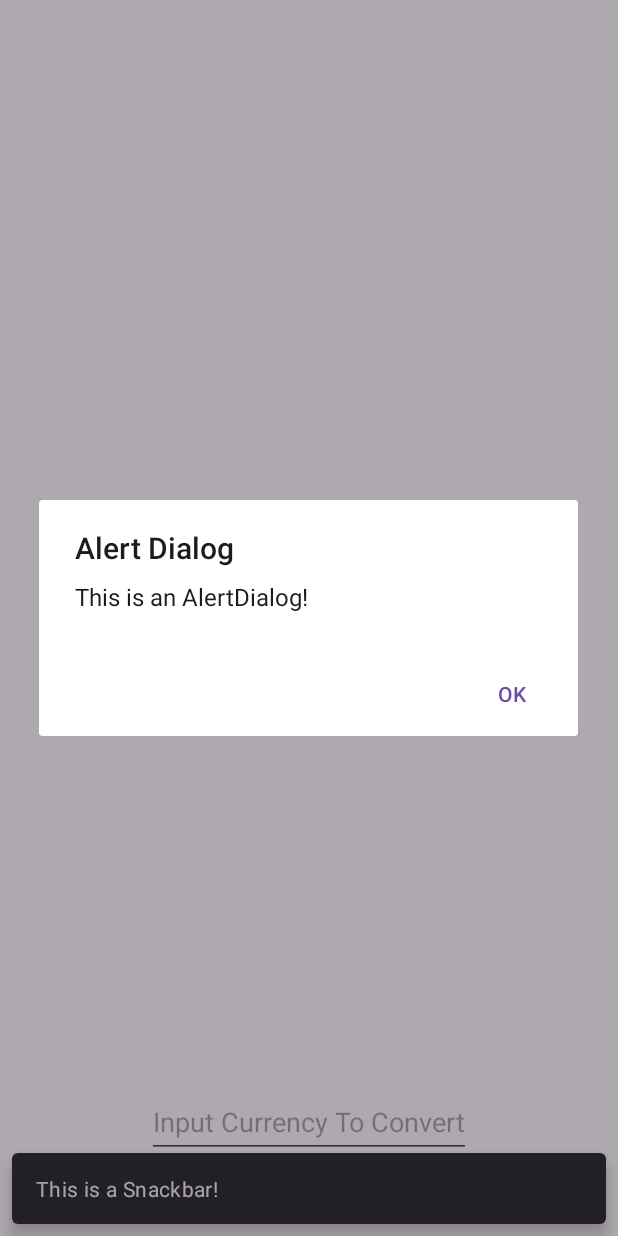
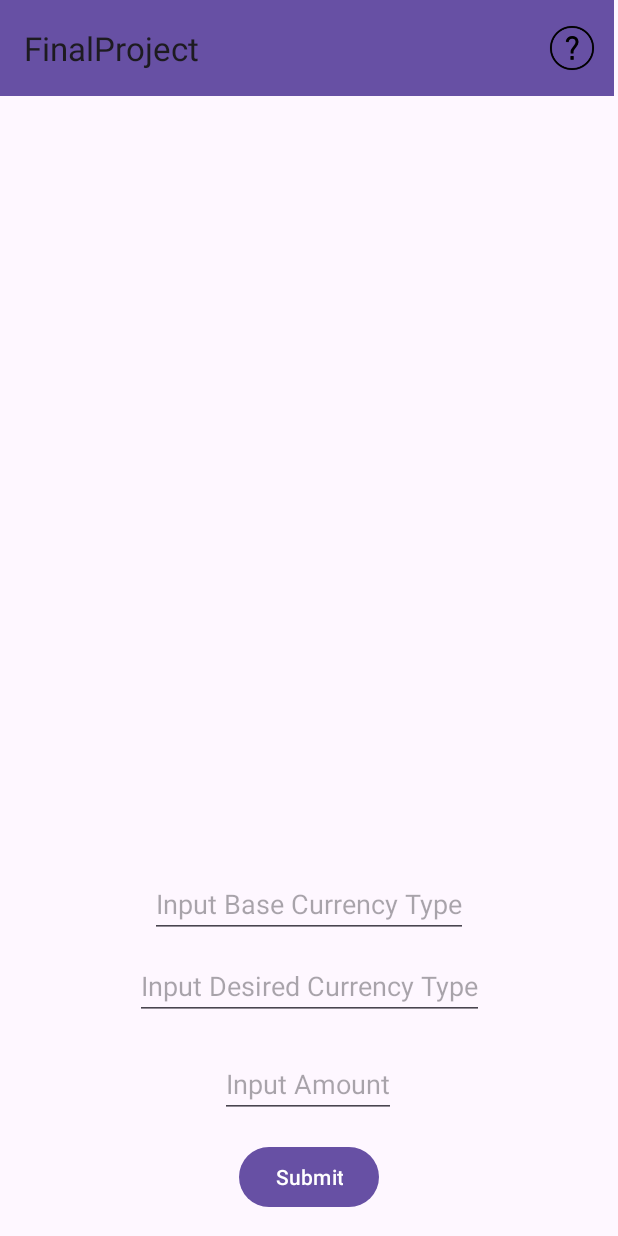
Before and after one commit to JiPooh/FinalProject, an Android app: the CurrencyConverter screen opened directly, with no data from a screen before it, after a tap on "Submit", on a phone screen of 412 x 824 dp. Run offline under Robolectric (Android 15) with nearby library versions, the phone set to English and light mode, and no system bars; our stand-ins replace Volley; network calls fail.

Commit message:
Week9 done

```diff
--- a/app/build.gradle
+++ b/app/build.gradle
@@ -35,6 +35,7 @@ android {
 
 dependencies {
 
+    implementation 'com.android.volley:volley:1.2.1'
     implementation 'androidx.appcompat:appcompat:1.6.1'
     implementation 'com.google.android.material:material:1.9.0'
     implementation 'androidx.constraintlayout:constraintlayout:2.1.4'
--- a/app/src/main/AndroidManifest.xml
+++ b/app/src/main/AndroidManifest.xml
@@ -1,7 +1,7 @@
 <?xml version="1.0" encoding="utf-8"?>
 <manifest xmlns:android="http://schemas.android.com/apk/res/android"
     xmlns:tools="http://schemas.android.com/tools">
-
+    <uses-permission android:name="android.permission.INTERNET"/>
     <application
         android:allowBackup="true"
         android:dataExtractionRules="@xml/data_extraction_rules"
--- a/app/src/main/java/algonquin/cst2335/finalproject/CurrencyConverter.java
+++ b/app/src/main/java/algonquin/cst2335/finalproject/CurrencyConverter.java
@@ -3,37 +3,81 @@ package algonquin.cst2335.finalproject;
 import androidx.annotation.NonNull;
 import androidx.appcompat.app.AlertDialog;
 import androidx.appcompat.app.AppCompatActivity;
+import androidx.appcompat.view.menu.MenuView;
 import androidx.recyclerview.widget.RecyclerView;
 
-import android.content.Context;
 import android.content.SharedPreferences;
 import android.os.Bundle;
+import android.view.Menu;
+import android.view.MenuItem;
 import android.view.View;
 import android.view.ViewGroup;
 import android.widget.Button;
 import android.widget.EditText;
+import android.widget.TextView;
 import android.widget.Toast;
 
+import com.android.volley.Request;
+import com.android.volley.RequestQueue;
+import com.android.volley.Response;
+import com.android.volley.toolbox.JsonObjectRequest;
+import com.android.volley.toolbox.Volley;
 import com.google.android.material.snackbar.Snackbar;
+
+import org.json.JSONException;
+import org.json.JSONObject;
+
+import java.io.UnsupportedEncodingException;
+import java.net.URLEncoder;
+import java.util.ArrayList;
 
 import algonquin.cst2335.finalproject.databinding.ActivityCurrencyConverterBinding;
 
 public class CurrencyConverter extends AppCompatActivity {
-    private Button toastButton;
-
+    RequestQueue queue = null;
+    private Button submitButton;
     private ActivityCurrencyConverterBinding binding;
     private static final String PREF_NAME = "MyPreferences";
     private static final String KEY_BASE_CURRENCY = "BaseCurrency";
+    private static final String KEY_END_CURRENCY = "EndCurrency";
+    private static final String KEY_AMOUNT = "Amount";
 
+    protected ArrayList<String> conversions =new ArrayList<>();
+    private EditText editTextAmount;
+    private EditText editTextEndCurrency;
     private EditText editTextBaseCurrency;
     private SharedPreferences sharedPreferences;
 
     @Override
+    public boolean onCreateOptionsMenu(Menu menu) {
+        super.onCreateOptionsMenu(menu);
+        getMenuInflater().inflate(R.menu.my_menu, menu);
+        return true;
+    }
+
+    @Override
+    public boolean onOptionsItemSelected(@NonNull MenuItem item) {
+        int id = item.getItemId();
+
+        if (id == R.id.item_1) {
+                helpDialog();
+        }
+
+        return true;
+    }
+    @Override
     protected void onCreate(Bundle savedInstanceState) {
         super.onCreate(savedInstanceState);
 
+
+
+
+        queue = Volley.newRequestQueue(this);
+
         binding = ActivityCurrencyConverterBinding.inflate(getLayoutInflater());
         setContentView(binding.getRoot());
+
+        setSupportActionBar(binding.myToolbar);
 
         binding.currencyRecyclerView.setAdapter(new RecyclerView.Adapter() {
             @NonNull
@@ -44,6 +88,7 @@ public class CurrencyConverter extends AppCompatActivity {
 
             @Override
             public void onBindViewHolder(@NonNull RecyclerView.ViewHolder holder, int position) {
+            String obj = conversions.get(position);
 
             }
 
@@ -52,52 +97,132 @@ public class CurrencyConverter extends AppCompatActivity {
                 return 0;
             }
         });
-        editTextBaseCurrency = findViewById(R.id.currency_editText);
+
+        editTextAmount = findViewById(R.id.amount_editText);
+        editTextEndCurrency = findViewById(R.id.endCurrency_editText);
+        editTextBaseCurrency = findViewById(R.id.baseCurrency_editText);
         sharedPreferences = getSharedPreferences(PREF_NAME, MODE_PRIVATE);
 
         // Load the user's name from Shared Preferences (if available)
         String savedBaseCurrency = sharedPreferences.getString(KEY_BASE_CURRENCY, "");
         editTextBaseCurrency.setText(savedBaseCurrency);
 
-        toastButton = findViewById(R.id.currency_submitButton);
-        toastButton.setOnClickListener(new View.OnClickListener() {
-            @Override
-            public void onClick(View v) {
-                showToast();
-                showAlertDialog();
-                showSnackbar(v);
+        String savedEndCurrency = sharedPreferences.getString(KEY_END_CURRENCY, "");
+        editTextEndCurrency.setText(savedEndCurrency);
+
+        String savedAmount = sharedPreferences.getString(KEY_AMOUNT, "");
+        editTextAmount.setText(savedAmount);
+
+        submitButton = findViewById(R.id.currency_submitButton);
+
+        submitButton.setOnClickListener(clk -> {
+           String base = editTextBaseCurrency.getText().toString();
+           String end = editTextEndCurrency.getText().toString();
+           String amt = editTextAmount.getText().toString();
+
+
+            String stringURL = null;
+            try {
+                stringURL = "https://api.getgeoapi.com/v2/currency/convert?format=json&from="
+                        + URLEncoder.encode(base, "UTF-8")
+                        + "&to="
+                        + URLEncoder.encode(end, "UTF-8")
+                        +"&amount="
+                        + URLEncoder.encode(amt, "UTF-8")
+                        + "&api_key=0372d94f591a92da01254d9f6f4b013fa24b313a&format=json";
+            } catch (UnsupportedEncodingException e) {
+                throw new RuntimeException(e);
             }
+            JsonObjectRequest request = new JsonObjectRequest(Request.Method.GET, stringURL, null,
+                    (response) -> {
+
+                        try {
+                            String updatedDate = response.getString("updated_date");
+                        } catch (JSONException e) {
+                            throw new RuntimeException(e);
+                        }
+
+                        JSONObject ratesObject = null;
+
+                        try {
+                            ratesObject = response.getJSONObject("rates");
+                        } catch (JSONException e) {
+                            throw new RuntimeException(e);
+                        }
+                        String currencyCode = ratesObject.keys().next();
+
+                        JSONObject currencyData = null;
+                        try {
+                            currencyData = ratesObject.getJSONObject(currencyCode);
+                        } catch (JSONException e) {
+                            throw new RuntimeException(e);
+                        }
+                        try {
+                            String currencyName = currencyData.getString("currency_name");
+                        } catch (JSONException e) {
+                            throw new RuntimeException(e);
+                        }
+                        try {
+                            String rate = currencyData.getString("rate");
+                        } catch (JSONException e) {
+                            throw new RuntimeException(e);
+                        }
+
+                        String rateForAmount = null;
+                        try {
+                            rateForAmount = currencyData.getString("rate_for_amount");
+                            String finalRateForAmount = rateForAmount;
+                            runOnUiThread( (  )  -> {
+                                binding.resultTextView.setText("The resulting currency is:" + finalRateForAmount);
+                                binding.resultTextView.setVisibility(View.VISIBLE);
+                            });
+                        } catch (JSONException e) {
+                            throw new RuntimeException(e);
+                        }
+
+
+
+                    }, (error) -> { });
+            queue.add(request);
+
+
+//                Toast.makeText(this, "This is a Toast message!", Toast.LENGTH_SHORT).show();
+//                Snackbar.make(binding.getRoot(), "This is a Snackbar!", Snackbar.LENGTH_SHORT).show();
+//                AlertDialog.Builder builder = new AlertDialog.Builder(this);
+//                    builder.setTitle("Alert Dialog")
+//                    .setMessage("This is an AlertDialog!")
+//                    .setPositiveButton("OK", null)
+//                    .show();
+
+
         });
     }
     @Override
     protected void onPause() {
         super.onPause();
 
-        // Save the user's name to Shared Preferences when the activity is paused
+        // Save Shared Preferences when the activity is paused
         String baseCurrency = editTextBaseCurrency.getText().toString();
         SharedPreferences.Editor editor = sharedPreferences.edit();
         editor.putString(KEY_BASE_CURRENCY, baseCurrency);
         editor.apply();
     }
-    private void showToast() {
-        Toast.makeText(this, "This is a Toast message!", Toast.LENGTH_SHORT).show();
+
+    protected void helpDialog() {
+        AlertDialog.Builder builder = new AlertDialog.Builder(this);
+        builder.setMessage(R.string.helpMessage);
+        builder.setTitle(R.string.helpTitle);
+        builder.setPositiveButton("OK",(dialog, cl)->{ });
+        builder.show();
     }
 
-    private void showAlertDialog() {
-        AlertDialog.Builder builder = new AlertDialog.Builder(this);
-        builder.setTitle("Alert Dialog")
-                .setMessage("This is an AlertDialog!")
-                .setPositiveButton("OK", null)
-                .show();
-    }
-
-    private void showSnackbar(View view) {
-        Snackbar.make(view, "This is a Snackbar!", Snackbar.LENGTH_SHORT).show();
-    }
 
     class MyRowHolder extends RecyclerView.ViewHolder {
+        TextView conversionText;
         public MyRowHolder (@NonNull View itemView) {
             super(itemView);
+
+        conversionText = itemView.findViewById(R.id.currencyTextView);
         }
     }
 }
--- a/app/src/main/res/layout/activity_currency_converter.xml
+++ b/app/src/main/res/layout/activity_currency_converter.xml
@@ -10,29 +10,72 @@
         android:id="@+id/currency_recyclerView"
         android:layout_width="0dp"
         android:layout_height="0dp"
-        app:layout_constraintBottom_toBottomOf="parent"
+        app:layout_constraintBottom_toTopOf="@+id/amount_editText"
         app:layout_constraintEnd_toEndOf="parent"
+        app:layout_constraintHorizontal_bias="1.0"
         app:layout_constraintStart_toStartOf="parent"
-        app:layout_constraintTop_toTopOf="parent" />
+        app:layout_constraintTop_toBottomOf="@id/myToolbar"
+        app:layout_constraintVertical_bias="0.0" />
 
     <Button
         android:id="@+id/currency_submitButton"
         android:layout_width="wrap_content"
         android:layout_height="wrap_content"
-        android:layout_marginTop="44dp"
+        android:layout_marginBottom="15dp"
         android:text="@string/currency_button_message"
-        app:layout_constraintBottom_toBottomOf="@+id/currency_recyclerView"
-        app:layout_constraintEnd_toEndOf="parent"
-        app:layout_constraintStart_toStartOf="parent"
-        app:layout_constraintTop_toTopOf="@+id/currency_editText" />
-
-    <EditText
-        android:id="@+id/currency_editText"
-        android:layout_width="wrap_content"
-        android:layout_height="48dp"
-        android:hint="@string/currency_edit_message"
-        app:layout_constraintBottom_toTopOf="@+id/currency_submitButton"
+        app:layout_constraintBottom_toBottomOf="parent"
         app:layout_constraintEnd_toEndOf="parent"
         app:layout_constraintStart_toStartOf="parent" />
 
+    <EditText
+        android:id="@+id/baseCurrency_editText"
+        android:layout_width="wrap_content"
+        android:layout_height="wrap_content"
+        android:layout_marginBottom="15dp"
+        android:hint="@string/base_currency_edit_message"
+        app:layout_constraintBottom_toTopOf="@+id/endCurrency_editText"
+        app:layout_constraintEnd_toEndOf="parent"
+        app:layout_constraintStart_toStartOf="parent" />
+
+    <EditText
+        android:id="@+id/endCurrency_editText"
+        android:layout_width="wrap_content"
+        android:layout_height="39dp"
+        android:layout_marginBottom="20dp"
+        android:hint="@string/end_currency_edit_message"
+        app:layout_constraintBottom_toTopOf="@+id/amount_editText"
+        app:layout_constraintEnd_toEndOf="parent"
+        app:layout_constraintStart_toStartOf="parent" />
+
+    <EditText
+        android:id="@+id/amount_editText"
+        android:layout_width="wrap_content"
+        android:layout_height="wrap_content"
+        android:layout_marginBottom="15dp"
+        android:hint="@string/amount_edit_message"
+        app:layout_constraintBottom_toTopOf="@+id/currency_submitButton"
+        app:layout_constraintEnd_toEndOf="parent"
+        app:layout_constraintHorizontal_bias="0.498"
+        app:layout_constraintStart_toStartOf="parent" />
+
+    <TextView
+        android:id="@+id/resultTextView"
+        android:layout_width="wrap_content"
+        android:layout_height="wrap_content"
+        android:text="Result goes here"
+        android:visibility="invisible"
+        app:layout_constraintBottom_toTopOf="@+id/baseCurrency_editText"
+        app:layout_constraintEnd_toEndOf="parent"
+        app:layout_constraintStart_toStartOf="parent"
+        app:layout_constraintTop_toTopOf="@+id/currency_recyclerView" />
+
+    <androidx.appcompat.widget.Toolbar
+        android:id="@+id/myToolbar"
+        android:layout_width="409dp"
+        android:layout_height="wrap_content"
+        android:background="?attr/colorPrimary"
+        android:minHeight="?attr/actionBarSize"
+        android:theme="?attr/actionBarTheme"
+        app:layout_constraintStart_toStartOf="parent" />
+
 </androidx.constraintlayout.widget.ConstraintLayout>
--- a/app/src/main/res/layout/currency_layout.xml
+++ b/app/src/main/res/layout/currency_layout.xml
@@ -6,10 +6,12 @@
     android:layout_height="match_parent">
 
     <TextView
-        android:id="@+id/textView"
+        android:id="@+id/currencyTextView"
         android:layout_width="wrap_content"
         android:layout_height="wrap_content"
         android:text="TextView"
+        app:layout_constraintBottom_toBottomOf="parent"
+        app:layout_constraintEnd_toEndOf="parent"
         app:layout_constraintStart_toStartOf="parent"
         app:layout_constraintTop_toTopOf="parent" />
 </androidx.constraintlayout.widget.ConstraintLayout>
--- /dev/null
+++ b/app/src/main/res/menu/my_menu.xml
@@ -0,0 +1,10 @@
+<?xml version="1.0" encoding="utf-8"?>
+<menu xmlns:app="http://schemas.android.com/apk/res-auto"
+    xmlns:android="http://schemas.android.com/apk/res/android">
+
+    <item
+        android:id="@+id/item_1"
+        android:icon="@drawable/info"
+        android:title="Item"
+        app:showAsAction="always" />
+</menu>
--- a/app/src/main/res/values/strings.xml
+++ b/app/src/main/res/values/strings.xml
@@ -1,5 +1,9 @@
 <resources>
     <string name="app_name">FinalProject</string>
-    <string name="currency_edit_message">Input Currency To Convert</string>
+    <string name="base_currency_edit_message">Input Base Currency Type</string>
+    <string name="end_currency_edit_message">Input Desired Currency Type</string>
+    <string name="amount_edit_message">Input Amount</string>
     <string name="currency_button_message">Submit</string>
+    <string name="helpMessage">1. Enter a base currency (ex: USD)\n2. Enter desired currency (ex: CAD)\n3. Enter amount to convert (ex: 1000)\n4. Press submit button</string>
+    <string name="helpTitle">How to use the Currency Converter</string>
 </resources>
--- a/app/src/main/res/values/themes.xml
+++ b/app/src/main/res/values/themes.xml
@@ -1,6 +1,8 @@
 <resources xmlns:tools="http://schemas.android.com/tools">
     <!-- Base application theme. -->
     <style name="Base.Theme.FinalProject" parent="Theme.Material3.DayNight.NoActionBar">
+        <item name="windowActionBar">false</item>
+        <item name="windowNoTitle">true</item>
         <!-- Customize your light theme here. -->
         <!-- <item name="colorPrimary">@color/my_light_primary</item> -->
     </style>
```
Also changed, not shown: app/src/main/res/drawable/info.png (added).
